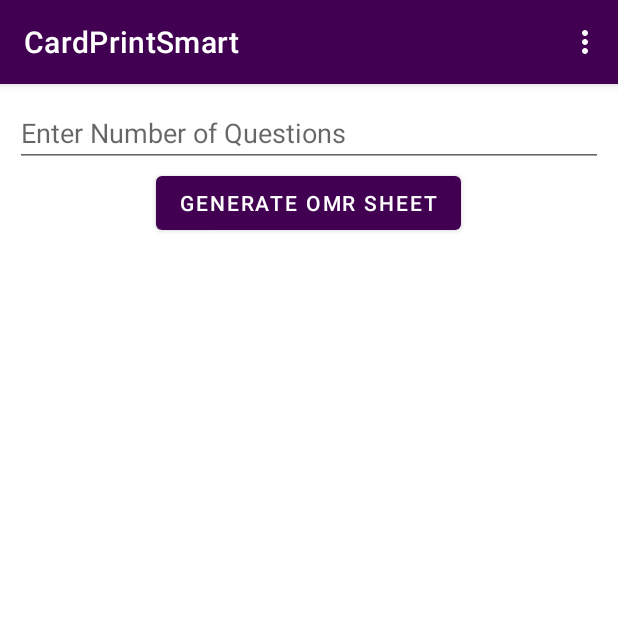
After one commit to panditshruti/CardPrintSmart, an Android app: the OMRSheetFragment screen opened through its navigation route, on a phone screen of 412 x 824 dp, the top half of it. The commit adds this screen. Run offline under Robolectric (Android 15) with nearby library versions, the phone set to English and light mode, and no system bars; our stand-ins replace navigation-ui.

Commit message:
comited by shruti

```diff
--- a/app/build.gradle.kts
+++ b/app/build.gradle.kts
@@ -59,5 +59,7 @@ dependencies {
 
         implementation ("com.github.barteksc:android-pdf-viewer:2.8.2")
 
+    implementation ("com.itextpdf:itext7-core:7.1.15")
+
 
 }
--- a/app/src/main/AndroidManifest.xml
+++ b/app/src/main/AndroidManifest.xml
@@ -18,6 +18,8 @@
         android:supportsRtl="true"
         android:theme="@style/Theme.CardPrintSmart"
         tools:targetApi="31">
+
+
         <activity
             android:name=".MainActivity"
             android:exported="true">
--- a/app/src/main/java/com/shrutipandit/cardprintsmart/uiFragment/HomeFragment.kt
+++ b/app/src/main/java/com/shrutipandit/cardprintsmart/uiFragment/HomeFragment.kt
@@ -23,6 +23,11 @@ class HomeFragment : Fragment(R.layout.fragment_home) {
             findNavController().navigate(action)
 
         }
+        binding.omrSheet.setOnClickListener {
+            val action = HomeFragmentDirections.actionHomeFragmentToOMRSheetFragment()
+            findNavController().navigate(action)
+
+        }
 
     }
 
--- /dev/null
+++ b/app/src/main/java/com/shrutipandit/cardprintsmart/uiFragment/OMRSheetFragment.kt
@@ -0,0 +1,32 @@
+package com.shrutipandit.cardprintsmart.uiFragment
+
+import android.os.Bundle
+import android.view.View
+import android.widget.Toast
+import androidx.fragment.app.Fragment
+import androidx.navigation.fragment.findNavController
+import com.shrutipandit.cardprintsmart.R
+import com.shrutipandit.cardprintsmart.databinding.FragmentOMRSheetBinding
+
+class OMRSheetFragment : Fragment(R.layout.fragment_o_m_r_sheet) {
+
+    private lateinit var binding: FragmentOMRSheetBinding
+
+    override fun onViewCreated(view: View, savedInstanceState: Bundle?) {
+        super.onViewCreated(view, savedInstanceState)
+        binding = FragmentOMRSheetBinding.bind(view)
+
+        binding.btnGenerateOMRSheet.setOnClickListener {
+            val numberOfQuestions = binding.etNumberOfQuestions.text.toString().toIntOrNull()
+
+            if (numberOfQuestions != null && numberOfQuestions > 0) {
+                val action = OMRSheetFragmentDirections.actionOMRSheetFragmentToDemoOMRSheetFragment(
+                    numberOfQuestions
+                )
+                findNavController().navigate(action)
+            } else {
+                Toast.makeText(requireContext(), "Please enter a valid number of questions", Toast.LENGTH_SHORT).show()
+            }
+        }
+    }
+}
--- a/app/src/main/res/drawable/bg_main.xml
+++ b/app/src/main/res/drawable/bg_main.xml
@@ -2,8 +2,8 @@
 <shape xmlns:android="http://schemas.android.com/apk/res/android">
 
     <corners
-        android:bottomRightRadius="85dp"
-        android:bottomLeftRadius="85dp"
+       android:topLeftRadius="400dp"
+        android:topRightRadius="0dp"
         />
 
     <solid
--- a/app/src/main/res/layout/fragment_home.xml
+++ b/app/src/main/res/layout/fragment_home.xml
@@ -10,7 +10,7 @@
     <View
         android:id="@+id/viewbgmain"
         android:layout_width="match_parent"
-        android:layout_height="250dp"
+        android:layout_height="match_parent"
         android:layout_alignParentTop="true"
         android:background="@drawable/bg_main" />
 
@@ -33,7 +33,7 @@
                 android:orientation="horizontal">
 
                 <androidx.cardview.widget.CardView
-                    android:id="@+id/form"
+                    android:id="@+id/omrSheet"
                     android:layout_width="0dp"
                     android:layout_height="wrap_content"
                     android:layout_margin="10dp"
--- /dev/null
+++ b/app/src/main/res/layout/fragment_o_m_r_sheet.xml
@@ -0,0 +1,35 @@
+<?xml version="1.0" encoding="utf-8"?>
+<LinearLayout xmlns:android="http://schemas.android.com/apk/res/android"
+    xmlns:tools="http://schemas.android.com/tools"
+    android:layout_width="match_parent"
+    android:layout_height="match_parent"
+    android:orientation="vertical"
+    android:layout_margin="10dp"
+    tools:context=".uiFragment.OMRSheetFragment">
+
+        <EditText
+            android:id="@+id/etNumberOfQuestions"
+            android:layout_width="match_parent"
+            android:layout_height="wrap_content"
+            android:hint="Enter Number of Questions"
+            android:inputType="number" />
+
+        <Button
+            android:id="@+id/btnGenerateOMRSheet"
+            android:layout_width="wrap_content"
+            android:layout_height="wrap_content"
+            android:layout_gravity="center"
+            android:text="Generate OMR Sheet" />
+
+        <ScrollView
+            android:layout_width="match_parent"
+            android:layout_height="wrap_content"
+            android:layout_marginTop="10dp">
+                <LinearLayout
+                    android:id="@+id/questionsContainer"
+                    android:layout_width="match_parent"
+                    android:layout_height="wrap_content"
+                    android:orientation="vertical" />
+        </ScrollView>
+
+</LinearLayout>
--- a/app/src/main/res/navigation/main_nav.xml
+++ b/app/src/main/res/navigation/main_nav.xml
@@ -4,34 +4,58 @@
     xmlns:tools="http://schemas.android.com/tools"
     android:id="@+id/main_nav"
     app:startDestination="@id/homeFragment">
+
     <fragment
         android:id="@+id/homeFragment"
         android:name="com.shrutipandit.cardprintsmart.uiFragment.HomeFragment"
         android:label="fragment_home"
-        tools:layout="@layout/fragment_home" >
+        tools:layout="@layout/fragment_home">
         <action
             android:id="@+id/action_homeFragment_to_marriageBioDataFragment"
             app:destination="@id/marriageBioDataFragment" />
+        <action
+            android:id="@+id/action_homeFragment_to_OMRSheetFragment"
+            app:destination="@id/OMRSheetFragment" />
     </fragment>
+
     <fragment
         android:id="@+id/marriageBioDataFragment"
         android:name="com.shrutipandit.cardprintsmart.uiFragment.MarriageBioDataFragment"
         android:label="fragment_marriage_bio_data"
-        tools:layout="@layout/fragment_marriage_bio_data" >
+        tools:layout="@layout/fragment_marriage_bio_data">
         <action
             android:id="@+id/action_marriageBioDataFragment_to_demoMarriageCardFragment"
             app:destination="@id/demoMarriageCardFragment" />
     </fragment>
+
     <fragment
         android:id="@+id/demoMarriageCardFragment"
         android:name="com.shrutipandit.cardprintsmart.uiFragment.DemoMarriageCardFragment"
         android:label="fragment_demo_marriage_card"
-        tools:layout="@layout/fragment_demo_marriage_card" >
-
+        tools:layout="@layout/fragment_demo_marriage_card">
         <argument
             android:name="editTextData"
             app:argType="string" />
+    </fragment>
 
+    <fragment
+        android:id="@+id/OMRSheetFragment"
+        android:name="com.shrutipandit.cardprintsmart.uiFragment.OMRSheetFragment"
+        android:label="fragment_o_m_r_sheet"
+        tools:layout="@layout/fragment_o_m_r_sheet">
+        <action
+            android:id="@+id/action_OMRSheetFragment_to_demoOMRSheetFragment"
+            app:destination="@id/demoOMRSheetFragment" />
+    </fragment>
 
+    <fragment
+        android:id="@+id/demoOMRSheetFragment"
+        android:name="com.shrutipandit.cardprintsmart.uiFragment.DemoOMRSheetFragment"
+        android:label="fragment_demo_o_m_r_sheet"
+        tools:layout="@layout/fragment_demo_o_m_r_sheet">
+        <argument
+            android:name="numberOfQuestions"
+            app:argType="integer" />
     </fragment>
+
 </navigation>
--- a/build.gradle.kts
+++ b/build.gradle.kts
@@ -4,6 +4,7 @@ buildscript {
     dependencies {
         classpath("com.google.gms:google-services:4.4.0")
         classpath("androidx.navigation:navigation-safe-args-gradle-plugin:2.7.4")
+
     }
 }
 
@@ -12,4 +13,5 @@ buildscript {
 plugins {
     id("com.android.application") version "8.2.0" apply false
     id("org.jetbrains.kotlin.android") version "1.9.10" apply false
+
 }
```
Also changed, not shown: app/src/main/java/com/shrutipandit/cardprintsmart/uiFragment/DemoMarriageCardFragment.kt (+41 -13 lines), app/src/main/java/com/shrutipandit/cardprintsmart/uiFragment/DemoOMRSheetFragment.kt (added, +52 -0 lines), app/src/main/res/layout/fragment_demo_o_m_r_sheet.xml (added, +20 -0 lines).
